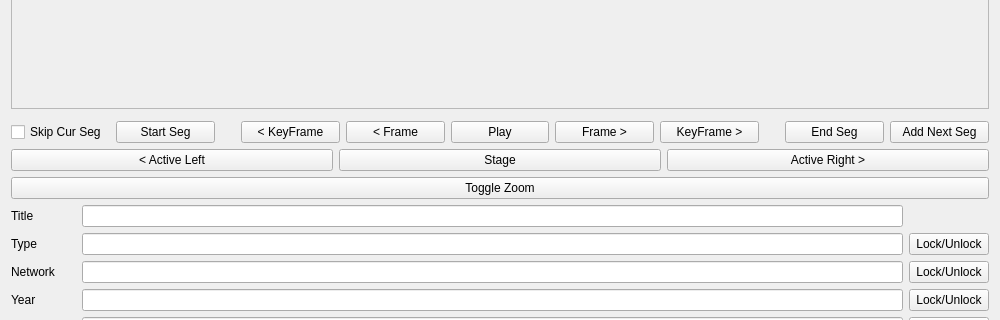
The window that prototypes/SegmentDetector/mainwindow.ui (trafficman/commcut) describes before a commit, drawn with Qt 5; both pictures show x 0 to 1000 and y 510 to 830 of the 1000 by 1000 pixel window.
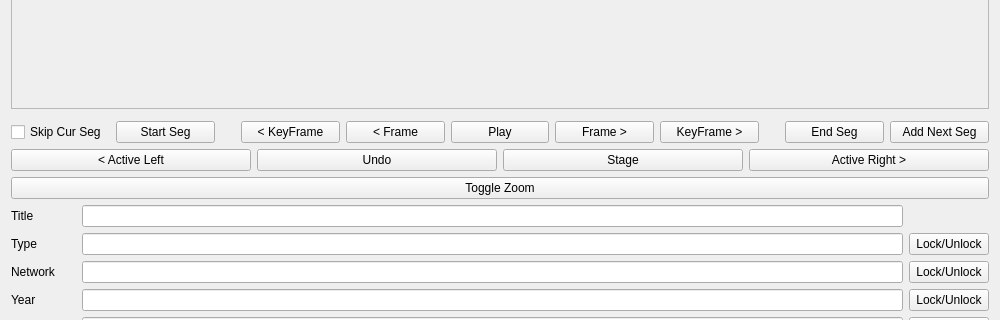
The same window after the commit. Custom widgets are drawn as their Qt base class.

Commit message: #2, stage button indicates if there are unstaged changes

```diff
--- a/prototypes/SegmentDetector/mainwindow.ui
+++ b/prototypes/SegmentDetector/mainwindow.ui
@@ -146,11 +146,21 @@
          </property>
         </widget>
        </item>
+       <item>
+        <widget class="QPushButton" name="undoButton">
+         <property name="text">
+          <string>Undo</string>
+         </property>
+        </widget>
+       </item>
        <item>
         <widget class="QPushButton" name="stageButton">
          <property name="text">
           <string>Stage</string>
          </property>
+          <property name="checkable">
+           <bool>true</bool>
+          </property>
         </widget>
        </item>
        <item>
```
The commit also changes 1 other file.
